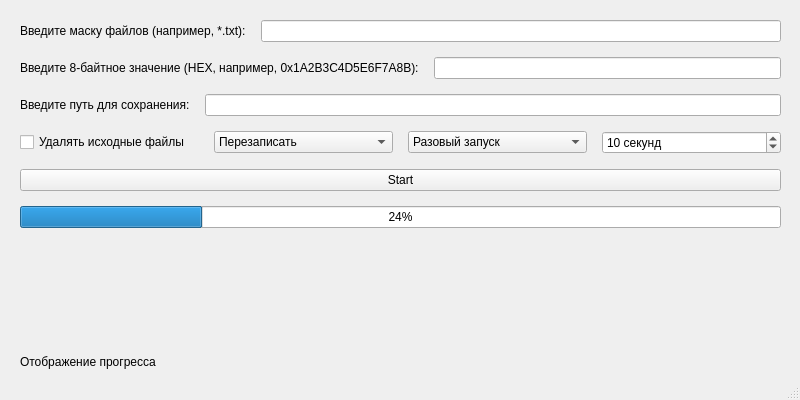
Kain-Deterick/NPO_Kolibri_Test, file mainwindow.ui: the form before one commit.
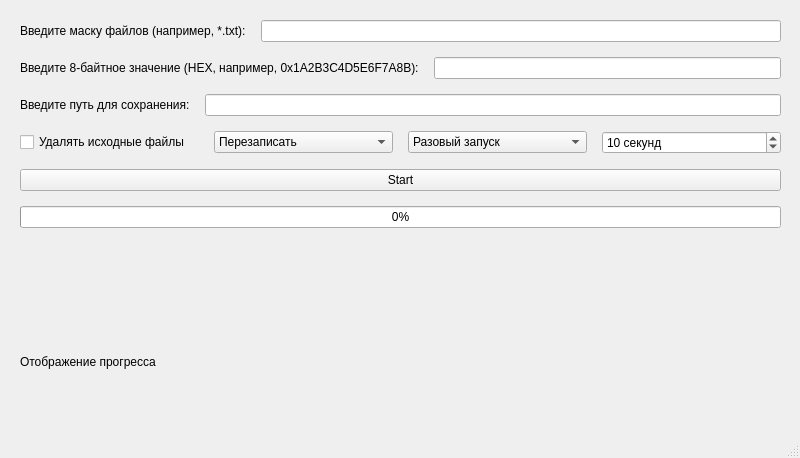
The form after the commit.

```diff
--- a/mainwindow.ui
+++ b/mainwindow.ui
@@ -7,7 +7,7 @@
     <x>0</x>
     <y>0</y>
     <width>800</width>
-    <height>400</height>
+    <height>458</height>
    </rect>
   </property>
   <property name="minimumSize">
@@ -23,7 +23,7 @@
    <property name="minimumSize">
     <size>
      <width>800</width>
-     <height>350</height>
+     <height>500</height>
     </size>
    </property>
    <widget class="QWidget" name="verticalLayoutWidget">
@@ -176,7 +176,7 @@
      <item>
       <widget class="QProgressBar" name="progressBar">
        <property name="value">
-        <number>24</number>
+        <number>0</number>
        </property>
       </widget>
      </item>
```
